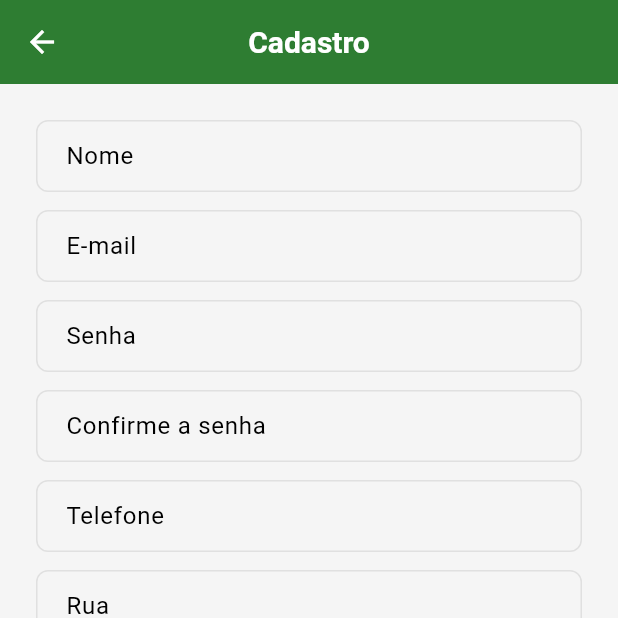
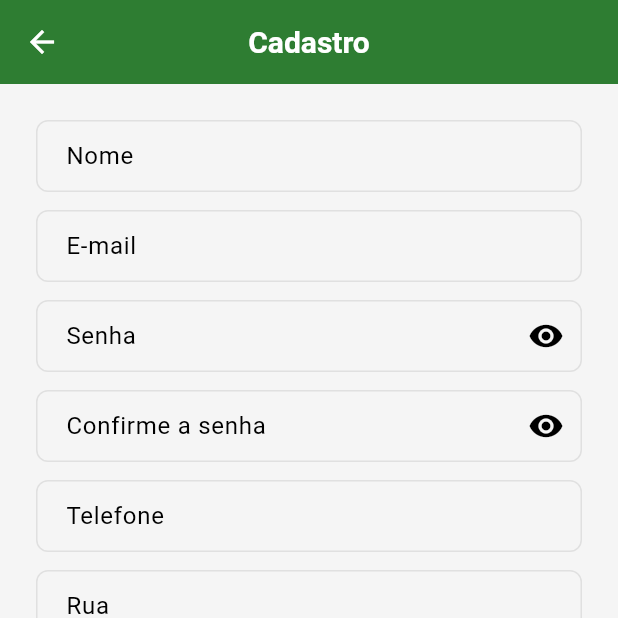
Before and after one commit to allandennis30/compra_pronta, a Flutter app: the SignupPage screen opened by its route, on a phone screen of 412 x 824 dp, the top half of it. Run offline on Flutter 3.47's test engine with Material 3 defaults, Android fonts, the phone set to English and light mode, and no system bars; our stand-ins replace get, get_storage, hive_flutter, image_picker; missing offline and left inert: mobile_scanner; accounts and stored records are empty.

Commit message:
feat(auth): add password visibility toggle to signup form
refactor(auth): update user model mapping for backend compatibility
- Handle both 'nome' and 'name' fields from backend
- Support both 'endereco' and 'address' field names
- Update vendor flag logic to check 'tipo' field

docs: add status and setup documentation files
- STATUS_CADASTRO_USUARIO_ATUAL.md
- STATUS_CADASTRO_CLIENTE.md
- COMO_EXECUTAR_SCRIPT_SUPABASE.md

```diff
--- a/lib/modules/auth/pages/signup_page.dart
+++ b/lib/modules/auth/pages/signup_page.dart
@@ -25,6 +25,8 @@ class _SignupPageState extends State<SignupPage> {
   final _stateController = TextEditingController();
   final _zipController = TextEditingController();
   bool _isVendor = false;
+  bool _obscurePassword = true;
+  bool _obscureConfirmPassword = true;
 
   final AuthController _authController = Get.find();
 
@@ -54,15 +56,39 @@ class _SignupPageState extends State<SignupPage> {
                 const SizedBox(height: 12),
                 TextFormField(
                   controller: _passwordController,
-                  decoration: const InputDecoration(labelText: 'Senha'),
-                  obscureText: true,
+                  decoration: InputDecoration(
+                    labelText: 'Senha',
+                    suffixIcon: IconButton(
+                      icon: Icon(
+                        _obscurePassword ? Icons.visibility : Icons.visibility_off,
+                      ),
+                      onPressed: () {
+                        setState(() {
+                          _obscurePassword = !_obscurePassword;
+                        });
+                      },
+                    ),
+                  ),
+                  obscureText: _obscurePassword,
                   validator: (v) => v == null || v.length < 6 ? 'Mínimo 6 caracteres' : null,
                 ),
                 const SizedBox(height: 12),
                 TextFormField(
                   controller: _confirmPasswordController,
-                  decoration: const InputDecoration(labelText: 'Confirme a senha'),
-                  obscureText: true,
+                  decoration: InputDecoration(
+                    labelText: 'Confirme a senha',
+                    suffixIcon: IconButton(
+                      icon: Icon(
+                        _obscureConfirmPassword ? Icons.visibility : Icons.visibility_off,
+                      ),
+                      onPressed: () {
+                        setState(() {
+                          _obscureConfirmPassword = !_obscureConfirmPassword;
+                        });
+                      },
+                    ),
+                  ),
+                  obscureText: _obscureConfirmPassword,
                   validator: (v) => v != _passwordController.text ? 'Senhas não conferem' : null,
                 ),
                 const SizedBox(height: 12),
```
Also changed, not shown: lib/modules/auth/repositories/auth_repository.dart (+8 -8 lines), 3 other files.
